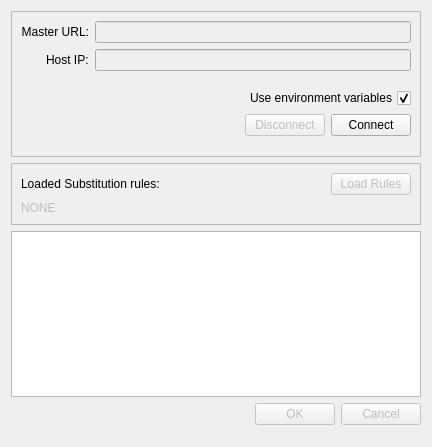
Qt form plugins/DataStreamROS/rostopicselector.ui (ziparker/PlotJuggler) before a commit.
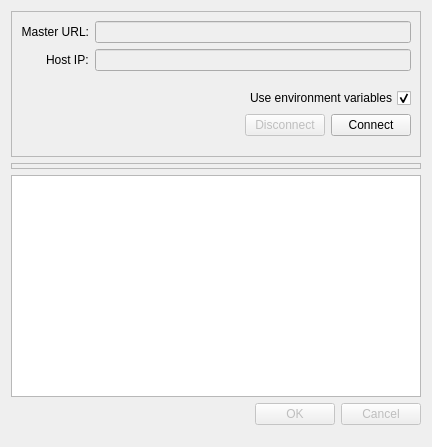
The same form after that commit.

Commit message: load rules moved in a reusable widget

```diff
--- a/plugins/DataStreamROS/rostopicselector.ui
+++ b/plugins/DataStreamROS/rostopicselector.ui
@@ -132,39 +132,12 @@
       <enum>QFrame::Raised</enum>
      </property>
      <layout class="QGridLayout" name="gridLayout_2">
-      <item row="1" column="0">
-       <widget class="QLabel" name="label_4">
-        <property name="enabled">
-         <bool>false</bool>
-        </property>
-        <property name="text">
-         <string>NONE</string>
-        </property>
-       </widget>
-      </item>
-      <item row="0" column="0">
-       <widget class="QLabel" name="label_3">
-        <property name="text">
-         <string>Loaded Substitution rules:</string>
-        </property>
-       </widget>
-      </item>
-      <item row="0" column="1">
-       <widget class="QPushButton" name="buttonLoadRules">
-        <property name="enabled">
-         <bool>false</bool>
-        </property>
-        <property name="maximumSize">
-         <size>
-          <width>80</width>
-          <height>16777215</height>
-         </size>
-        </property>
-        <property name="text">
-         <string>Load Rules</string>
-        </property>
-       </widget>
-      </item>
+      <property name="topMargin">
+       <number>2</number>
+      </property>
+      <property name="bottomMargin">
+       <number>2</number>
+      </property>
      </layout>
     </widget>
    </item>
```
The commit also changes 9 other files.
